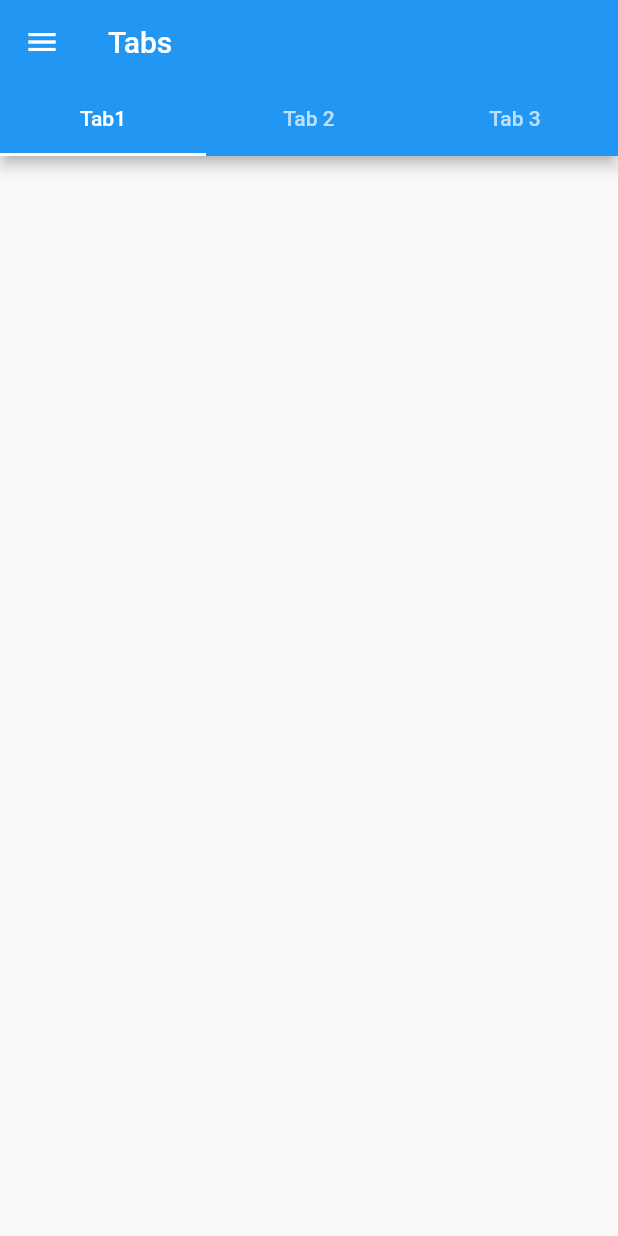
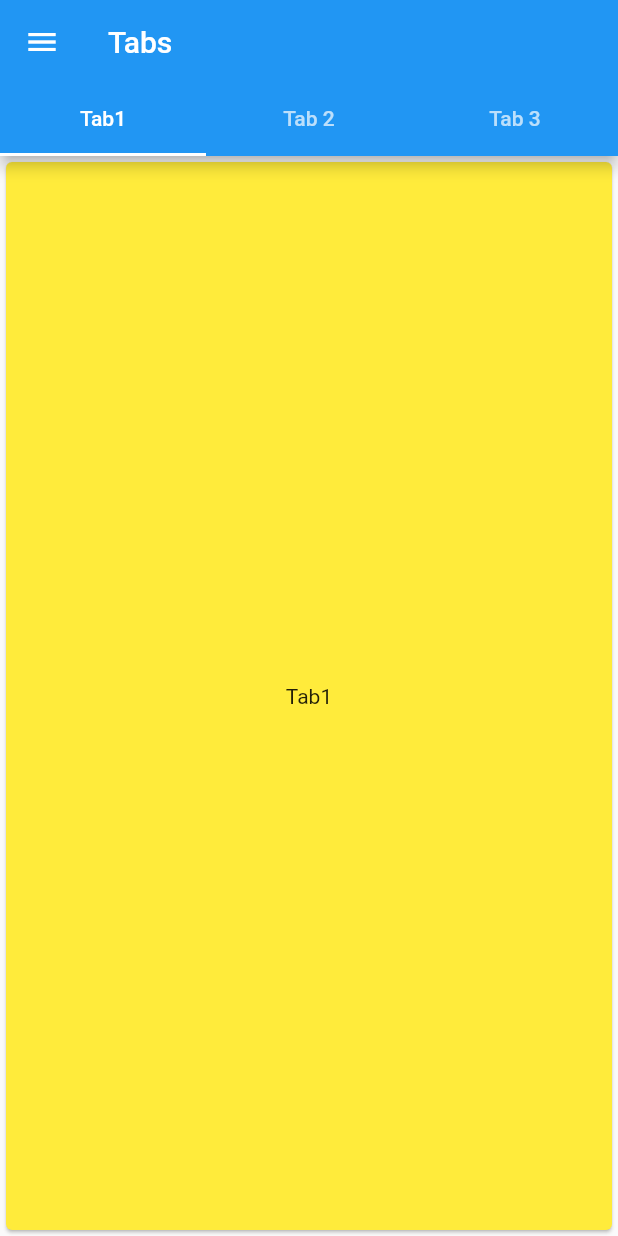
Before and after one commit to arunabhdas/carbonoffset, a Flutter app: the screen it shows after launch, on a phone screen of 412 x 824 dp. Run offline on Flutter 3.47's test engine with Material 2 defaults, Android fonts, the phone set to English and light mode, and no system bars.

Commit message:
Added colors to tabs

```diff
--- a/carbon_offset/lib/main.dart
+++ b/carbon_offset/lib/main.dart
@@ -17,14 +17,6 @@ class MyApp extends StatelessWidget {
       title: 'Flutter Demo',
       theme: ThemeData(
         // This is the theme of your application.
-        //
-        // Try running your application with "flutter run". You'll see the
-        // application has a blue toolbar. Then, without quitting the app, try
-        // changing the primarySwatch below to Colors.green and then invoke
-        // "hot reload" (press "r" in the console where you ran "flutter run",
-        // or simply save your changes to "hot reload" in a Flutter IDE).
-        // Notice that the counter didn't reset back to zero; the application
-        // is not restarted.
         primarySwatch: Colors.blue,
       ),
       home: DefaultTabController(
@@ -53,6 +45,23 @@ class MyApp extends StatelessWidget {
               ],
             ),
           ),
+          body: TabBarView(
+            children: [
+              new Card(
+                color: Colors.yellow,
+                child: Center(child: Text('Tab1')),
+              ),
+              new Card(
+                color: Colors.orange,
+                child: Center(child: Text('Tab2')),
+              ),
+              new Card(
+                color: Colors.lightGreen,
+                child: Center(child: Text('Tab3')),
+              )
+            ],
+
+          ),
         ),
       )
     );
```
Also changed, not shown: 4 other files.
